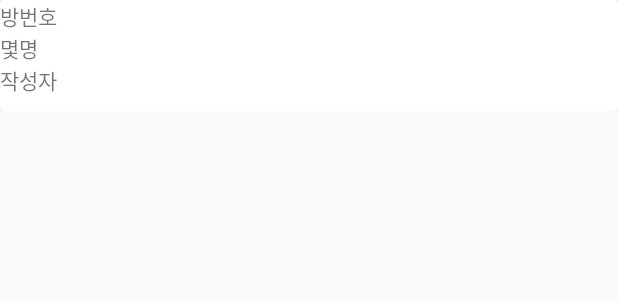
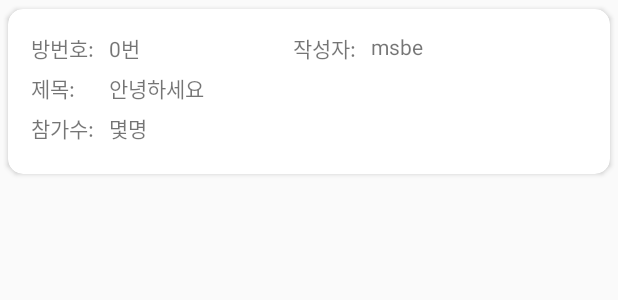
Before and after one commit to msbemh/outdoorActivityApp, an Android app: the layout row_recyclerview_room.xml on its own in the app's theme, with its tools: preview values and no code run, on a phone screen of 412 x 824 dp. Shown: the top 300 px of the screen. Run offline under Robolectric (Android 15) with nearby library versions, the phone set to English and light mode, and no system bars.

Commit message:
카드뷰 꾸미기, room에 title추가, 방 입장시 번호전달

```diff
--- a/app/src/main/java/com/action/outdooractivityapp/activity/RoomChatActivity.java
+++ b/app/src/main/java/com/action/outdooractivityapp/activity/RoomChatActivity.java
@@ -4,6 +4,7 @@ import androidx.appcompat.app.AppCompatActivity;
 
 import android.content.Intent;
 import android.os.Bundle;
+import android.util.Log;
 import android.view.View;
 import android.widget.Button;
 import android.widget.EditText;
@@ -14,6 +15,7 @@ public class RoomChatActivity extends AppCompatActivity implements View.OnClickL
 
     private static final String TAG = "RoomChatActivity";
     private Intent intent;
+    private Bundle extras;
 
     @Override
     protected void onCreate(Bundle savedInstanceState) {
@@ -23,6 +25,13 @@ public class RoomChatActivity extends AppCompatActivity implements View.OnClickL
         initializeView();
 
         registerListener();
+
+        //방번호 받기
+        /*data 받아오기*/
+        extras = getIntent().getExtras();
+        int room_no = Integer.parseInt(extras.getString("room_no"));
+        Log.d(TAG, "room_no:"+room_no);
+
     }
 
     void initializeView(){
--- a/app/src/main/java/com/action/outdooractivityapp/activity/RoomCreateActivity.java
+++ b/app/src/main/java/com/action/outdooractivityapp/activity/RoomCreateActivity.java
@@ -59,6 +59,7 @@ public class RoomCreateActivity extends AppCompatActivity implements View.OnClic
             //데이터베이스에 방 생성하기
             String url = "https://wowoutdoor.tk/room/room_insert_query.php";
             String parameters = "user_id="+LoginActivity.userMap.get("user_id").toString();
+            parameters += "&title="+titleString;
             String method = "POST";
 
             if(TextUtils.isEmpty(titleString)){
--- a/app/src/main/java/com/action/outdooractivityapp/activity/TogetherActivity.java
+++ b/app/src/main/java/com/action/outdooractivityapp/activity/TogetherActivity.java
@@ -138,7 +138,10 @@ public class TogetherActivity extends AppCompatActivity implements View.OnClickL
         Log.d(TAG,"roomList:"+roomList);
 
         //방리스트 item 다시 변화시키기
-        rvRoomAdapter.notifyDataSetChanged();
+//        rvRoomAdapter.notifyDataSetChanged();
+        /*리사이클러뷰에 adapter적용*/
+        rvRoomAdapter = new RVRoomAdapter(this, roomList, R.layout.row_recyclerview_room);
+        recyclerView_room.setAdapter(rvRoomAdapter);
 
     }
 
--- a/app/src/main/java/com/action/outdooractivityapp/adapter/RVRoomAdapter.java
+++ b/app/src/main/java/com/action/outdooractivityapp/adapter/RVRoomAdapter.java
@@ -43,6 +43,7 @@ public class RVRoomAdapter extends RecyclerView.Adapter<RVRoomAdapter.ViewHolder
         holder.text_room_no.setText(items.get(position).get("room_no").toString());
         holder.text_user_num.setText(0+"");
         holder.text_writer.setText(items.get(position).get("writer").toString());
+        holder.text_title.setText(items.get(position).get("title").toString());
 
         holder.itemView.setOnClickListener(new View.OnClickListener(){
             @Override
@@ -77,11 +78,13 @@ public class RVRoomAdapter extends RecyclerView.Adapter<RVRoomAdapter.ViewHolder
         TextView text_room_no;
         TextView text_user_num;
         TextView text_writer;
+        TextView text_title;
         ViewHolder(View itemView) {
             super(itemView);
             text_room_no = (TextView)itemView.findViewById(R.id.text_room_no);
             text_user_num = (TextView)itemView.findViewById(R.id.text_user_num);
             text_writer = (TextView)itemView.findViewById(R.id.text_writer);
+            text_title = (TextView)itemView.findViewById(R.id.text_title);
         }
     }
 }
--- a/app/src/main/res/layout/row_recyclerview_room.xml
+++ b/app/src/main/res/layout/row_recyclerview_room.xml
@@ -12,32 +12,97 @@
         android:layout_width="match_parent"
         android:layout_height="wrap_content"
         app:layout_constraintTop_toTopOf="parent"
-        tools:layout_editor_absoluteX="1dp">
+        app:cardCornerRadius="10dp"
+        app:cardUseCompatPadding="true">
 
-        <LinearLayout
+        <RelativeLayout
             android:layout_width="match_parent"
-            android:layout_height="wrap_content"
+            android:layout_height="100dp"
             android:layout_marginBottom="10dp"
-            android:orientation="vertical">
+            android:orientation="vertical"
+            android:padding="10dp">
+
+            <TextView
+                android:id="@+id/textView"
+                android:layout_width="wrap_content"
+                android:layout_height="wrap_content"
+                android:layout_alignParentStart="true"
+                android:layout_alignParentTop="true"
+                android:layout_marginStart="5dp"
+                android:layout_marginTop="5dp"
+                android:text="방번호:" />
+
+
+            <TextView
+                android:id="@+id/textView2"
+                android:layout_width="wrap_content"
+                android:layout_height="wrap_content"
+                android:layout_below="@+id/textView"
+                android:layout_alignStart="@+id/textView"
+                android:layout_alignEnd="@+id/textView"
+                android:layout_marginTop="5dp"
+                android:text="제목:" />
+
+            <TextView
+                android:id="@+id/textView3"
+                android:layout_width="wrap_content"
+                android:layout_height="wrap_content"
+                android:layout_alignTop="@+id/textView"
+                android:layout_alignBottom="@+id/textView"
+                android:layout_marginStart="102dp"
+                android:layout_toEndOf="@+id/text_room_no"
+                android:text="작성자:" />
+
+            <TextView
+                android:id="@+id/textView4"
+                android:layout_width="wrap_content"
+                android:layout_height="wrap_content"
+                android:layout_alignStart="@+id/textView"
+                android:layout_alignEnd="@+id/textView"
+                android:layout_below="@+id/textView2"
+                android:layout_marginTop="5dp"
+                android:text="참가수:" />
 
             <TextView
                 android:id="@+id/text_room_no"
                 android:layout_width="wrap_content"
                 android:layout_height="wrap_content"
-                android:text="방번호" />
+                android:layout_alignTop="@+id/textView"
+                android:layout_alignBottom="@+id/textView"
+                android:layout_marginStart="10dp"
+                android:layout_toEndOf="@+id/textView"
+                android:text="0번" />
 
             <TextView
                 android:id="@+id/text_user_num"
-                android:layout_width="wrap_content"
+                android:layout_width="50dp"
                 android:layout_height="wrap_content"
+                android:layout_alignTop="@+id/textView4"
+                android:layout_alignBottom="@+id/textView4"
+                android:layout_marginStart="10dp"
+                android:layout_toEndOf="@+id/textView4"
                 android:text="몇명" />
 
             <TextView
                 android:id="@+id/text_writer"
                 android:layout_width="wrap_content"
                 android:layout_height="wrap_content"
-                android:text="작성자" />
-        </LinearLayout>
+                android:layout_alignTop="@+id/textView3"
+                android:layout_alignBottom="@+id/textView3"
+                android:layout_marginStart="10dp"
+                android:layout_toEndOf="@+id/textView3"
+                android:text="msbe" />
+
+            <TextView
+                android:id="@+id/text_title"
+                android:layout_width="wrap_content"
+                android:layout_height="wrap_content"
+                android:layout_alignTop="@+id/textView2"
+                android:layout_alignBottom="@+id/textView2"
+                android:layout_marginStart="10dp"
+                android:layout_toEndOf="@+id/textView2"
+                android:text="안녕하세요" />
+        </RelativeLayout>
 
     </androidx.cardview.widget.CardView>
 </androidx.constraintlayout.widget.ConstraintLayout>
```
